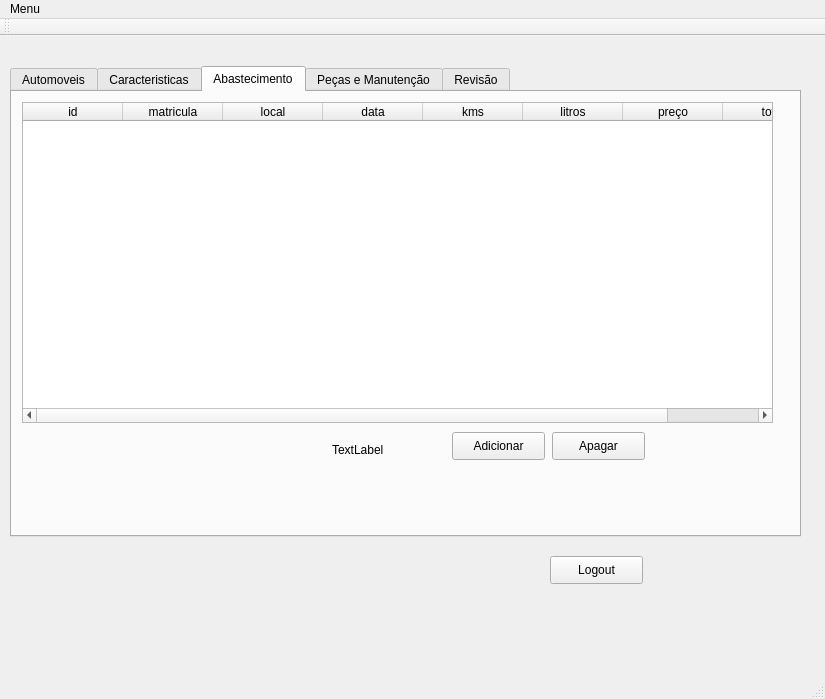
First picture: the form in mainwindow.ui, repository manuelseromenho/carlogzen, before the edit.
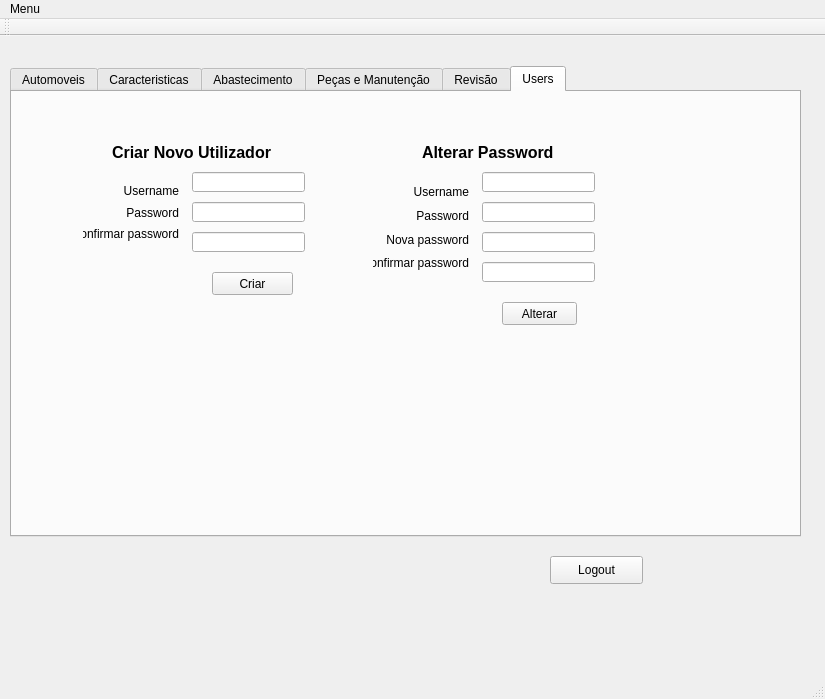
Second picture: the form after the edit. The open tabs and pages were chosen to show the change. Icons and pictures are not drawn.

Diff of the .ui file:
```diff
--- a/mainwindow.ui
+++ b/mainwindow.ui
@@ -599,17 +599,17 @@
          </property>
         </column>
        </widget>
-       <widget class="QLabel" name="label_abas">
+       <widget class="QPushButton" name="imprimir_abastecimento">
         <property name="geometry">
          <rect>
-          <x>320</x>
-          <y>350</y>
-          <width>55</width>
-          <height>16</height>
+          <x>340</x>
+          <y>340</y>
+          <width>93</width>
+          <height>28</height>
          </rect>
         </property>
         <property name="text">
-         <string>TextLabel</string>
+         <string>Imprimir</string>
         </property>
        </widget>
       </widget>
@@ -841,6 +841,307 @@
          </property>
         </column>
        </widget>
+       <widget class="QPushButton" name="adicionar_detalhes">
+        <property name="geometry">
+         <rect>
+          <x>10</x>
+          <y>230</y>
+          <width>151</width>
+          <height>23</height>
+         </rect>
+        </property>
+        <property name="text">
+         <string> Detalhes da Revisão</string>
+        </property>
+       </widget>
+      </widget>
+      <widget class="QWidget" name="tab_users">
+       <attribute name="title">
+        <string>Users</string>
+       </attribute>
+       <widget class="QLineEdit" name="nov_password">
+        <property name="geometry">
+         <rect>
+          <x>180</x>
+          <y>110</y>
+          <width>113</width>
+          <height>20</height>
+         </rect>
+        </property>
+        <property name="echoMode">
+         <enum>QLineEdit::Password</enum>
+        </property>
+       </widget>
+       <widget class="QLineEdit" name="nov_conf_password">
+        <property name="geometry">
+         <rect>
+          <x>180</x>
+          <y>140</y>
+          <width>113</width>
+          <height>20</height>
+         </rect>
+        </property>
+        <property name="echoMode">
+         <enum>QLineEdit::Password</enum>
+        </property>
+       </widget>
+       <widget class="QPushButton" name="alterar_password">
+        <property name="geometry">
+         <rect>
+          <x>490</x>
+          <y>210</y>
+          <width>75</width>
+          <height>23</height>
+         </rect>
+        </property>
+        <property name="text">
+         <string>Alterar</string>
+        </property>
+       </widget>
+       <widget class="QLineEdit" name="alt_new_password">
+        <property name="geometry">
+         <rect>
+          <x>470</x>
+          <y>140</y>
+          <width>113</width>
+          <height>20</height>
+         </rect>
+        </property>
+        <property name="echoMode">
+         <enum>QLineEdit::Password</enum>
+        </property>
+       </widget>
+       <widget class="QPushButton" name="criar_user">
+        <property name="geometry">
+         <rect>
+          <x>200</x>
+          <y>180</y>
+          <width>81</width>
+          <height>23</height>
+         </rect>
+        </property>
+        <property name="text">
+         <string>Criar</string>
+        </property>
+       </widget>
+       <widget class="QLineEdit" name="nov_username">
+        <property name="geometry">
+         <rect>
+          <x>180</x>
+          <y>80</y>
+          <width>113</width>
+          <height>20</height>
+         </rect>
+        </property>
+        <property name="minimumSize">
+         <size>
+          <width>113</width>
+          <height>20</height>
+         </size>
+        </property>
+       </widget>
+       <widget class="QLineEdit" name="alt_conf_new_password">
+        <property name="geometry">
+         <rect>
+          <x>470</x>
+          <y>170</y>
+          <width>113</width>
+          <height>20</height>
+         </rect>
+        </property>
+        <property name="echoMode">
+         <enum>QLineEdit::Password</enum>
+        </property>
+       </widget>
+       <widget class="QLineEdit" name="alt_username">
+        <property name="geometry">
+         <rect>
+          <x>470</x>
+          <y>80</y>
+          <width>113</width>
+          <height>20</height>
+         </rect>
+        </property>
+        <property name="minimumSize">
+         <size>
+          <width>113</width>
+          <height>20</height>
+         </size>
+        </property>
+       </widget>
+       <widget class="QLabel" name="label_30">
+        <property name="geometry">
+         <rect>
+          <x>100</x>
+          <y>50</y>
+          <width>221</width>
+          <height>21</height>
+         </rect>
+        </property>
+        <property name="font">
+         <font>
+          <family>Arial</family>
+          <pointsize>12</pointsize>
+          <weight>75</weight>
+          <bold>true</bold>
+         </font>
+        </property>
+        <property name="autoFillBackground">
+         <bool>false</bool>
+        </property>
+        <property name="text">
+         <string>Criar Novo Utilizador</string>
+        </property>
+        <property name="textFormat">
+         <enum>Qt::RichText</enum>
+        </property>
+        <property name="scaledContents">
+         <bool>false</bool>
+        </property>
+        <property name="wordWrap">
+         <bool>true</bool>
+        </property>
+       </widget>
+       <widget class="QLabel" name="label_31">
+        <property name="geometry">
+         <rect>
+          <x>410</x>
+          <y>50</y>
+          <width>171</width>
+          <height>21</height>
+         </rect>
+        </property>
+        <property name="font">
+         <font>
+          <family>Arial</family>
+          <pointsize>12</pointsize>
+          <weight>75</weight>
+          <bold>true</bold>
+         </font>
+        </property>
+        <property name="autoFillBackground">
+         <bool>false</bool>
+        </property>
+        <property name="text">
+         <string>Alterar Password</string>
+        </property>
+        <property name="textFormat">
+         <enum>Qt::RichText</enum>
+        </property>
+        <property name="scaledContents">
+         <bool>false</bool>
+        </property>
+        <property name="wordWrap">
+         <bool>true</bool>
+        </property>
+       </widget>
+       <widget class="QLineEdit" name="alt_password">
+        <property name="geometry">
+         <rect>
+          <x>470</x>
+          <y>110</y>
+          <width>113</width>
+          <height>20</height>
+         </rect>
+        </property>
+        <property name="echoMode">
+         <enum>QLineEdit::Password</enum>
+        </property>
+       </widget>
+       <widget class="QWidget" name="layoutWidget">
+        <property name="geometry">
+         <rect>
+          <x>350</x>
+          <y>80</y>
+          <width>118</width>
+          <height>111</height>
+         </rect>
+        </property>
+        <layout class="QVBoxLayout" name="verticalLayout_2">
+         <item>
+          <widget class="QLabel" name="label_34">
+           <property name="text">
+            <string>Username</string>
+           </property>
+           <property name="alignment">
+            <set>Qt::AlignRight|Qt::AlignTrailing|Qt::AlignVCenter</set>
+           </property>
+          </widget>
+         </item>
+         <item>
+          <widget class="QLabel" name="label_32">
+           <property name="text">
+            <string>Password</string>
+           </property>
+           <property name="alignment">
+            <set>Qt::AlignRight|Qt::AlignTrailing|Qt::AlignVCenter</set>
+           </property>
+          </widget>
+         </item>
+         <item>
+          <widget class="QLabel" name="label_33">
+           <property name="text">
+            <string>Nova password</string>
+           </property>
+           <property name="alignment">
+            <set>Qt::AlignRight|Qt::AlignTrailing|Qt::AlignVCenter</set>
+           </property>
+          </widget>
+         </item>
+         <item>
+          <widget class="QLabel" name="label_35">
+           <property name="text">
+            <string>Confirmar password</string>
+           </property>
+           <property name="alignment">
+            <set>Qt::AlignRight|Qt::AlignTrailing|Qt::AlignVCenter</set>
+           </property>
+          </widget>
+         </item>
+        </layout>
+       </widget>
+       <widget class="QWidget" name="layoutWidget">
+        <property name="geometry">
+         <rect>
+          <x>60</x>
+          <y>80</y>
+          <width>118</width>
+          <height>81</height>
+         </rect>
+        </property>
+        <layout class="QVBoxLayout" name="verticalLayout_3">
+         <item>
+          <widget class="QLabel" name="label_10">
+           <property name="text">
+            <string>Username</string>
+           </property>
+           <property name="alignment">
+            <set>Qt::AlignRight|Qt::AlignTrailing|Qt::AlignVCenter</set>
+           </property>
+          </widget>
+         </item>
+         <item>
+          <widget class="QLabel" name="label_18">
+           <property name="text">
+            <string>Password</string>
+           </property>
+           <property name="alignment">
+            <set>Qt::AlignRight|Qt::AlignTrailing|Qt::AlignVCenter</set>
+           </property>
+          </widget>
+         </item>
+         <item>
+          <widget class="QLabel" name="label_11">
+           <property name="text">
+            <string>Confirmar password</string>
+           </property>
+           <property name="alignment">
+            <set>Qt::AlignRight|Qt::AlignTrailing|Qt::AlignVCenter</set>
+           </property>
+          </widget>
+         </item>
+        </layout>
+       </widget>
       </widget>
      </widget>
      <widget class="QPushButton" name="logout">
```
Left out of the diff: 246 changed lines with no effect on the pictures.
